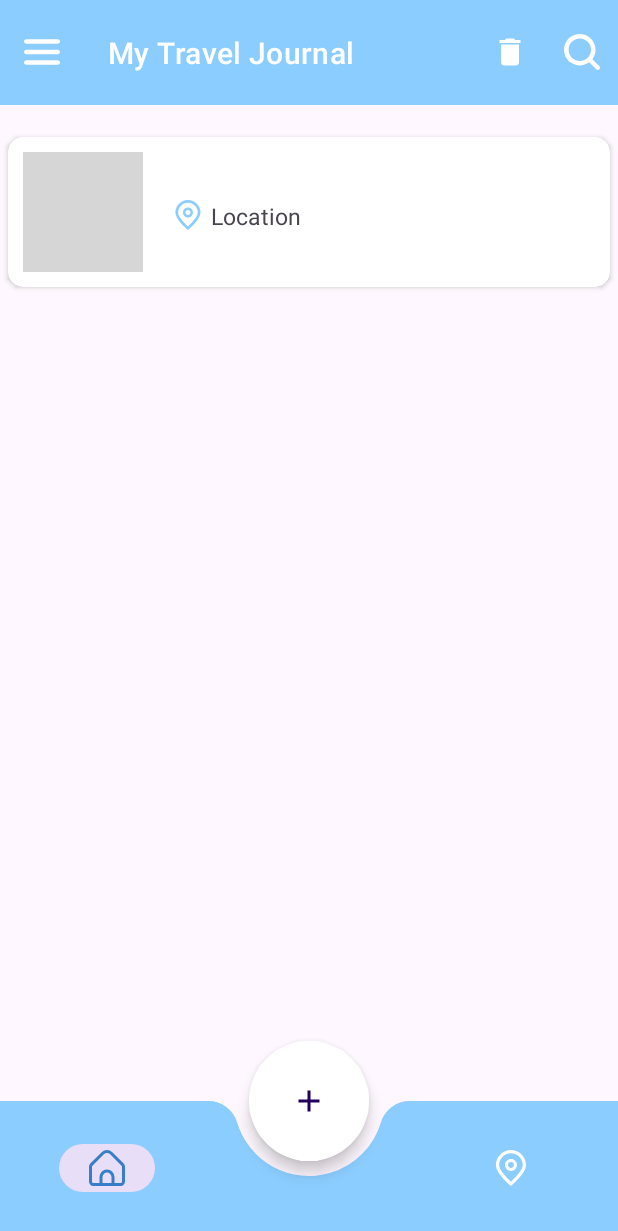
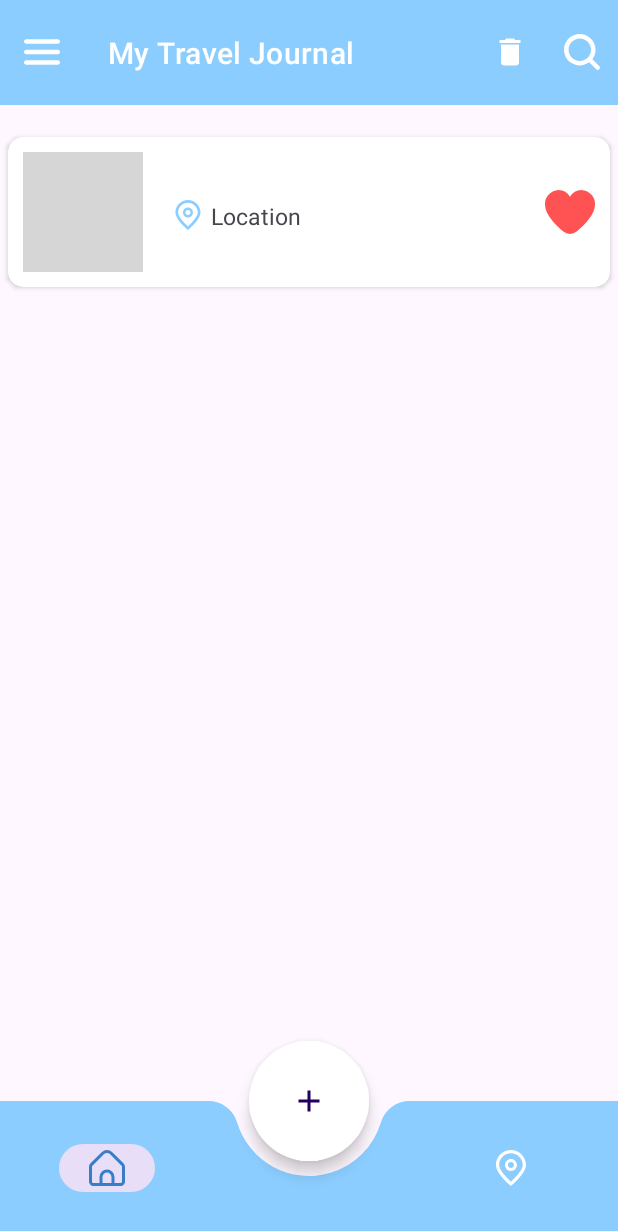
Before and after one commit to ValeriaShaf/Kotlin-Project-Travel-Journal, an Android app: the EditItemFragment screen opened through its navigation route, after a tap on "Finish", on a phone screen of 412 x 824 dp. Shown: the top 1231 px of the screen. Run offline under Robolectric (Android 15) with nearby library versions, the phone set to English and light mode, and no system bars; our stand-ins replace Room's generated code; grey boxes are pictures that could not be loaded.

Commit message:
Changes-favoritesAdded 21.07.24

```diff
--- a/app/src/main/java/com/example/kotlinfinalproject/data/local_db/ItemDataBase.kt
+++ b/app/src/main/java/com/example/kotlinfinalproject/data/local_db/ItemDataBase.kt
@@ -7,7 +7,7 @@ import androidx.room.RoomDatabase
 import androidx.room.migration.Migration
 import com.example.kotlinfinalproject.data.model.Item
 
-@Database(entities = [Item::class], version = 2, exportSchema = false) // Update version to 2
+@Database(entities = [Item::class], version = 3, exportSchema = false) // Update version to 2
 abstract class ItemDataBase : RoomDatabase() {
 
     abstract fun itemsDao(): ItemDao
@@ -24,7 +24,7 @@ abstract class ItemDataBase : RoomDatabase() {
                     ItemDataBase::class.java,
                     "items_db"
                 )
-                    .addMigrations(Migrations.MIGRATION_1_2) // Add migration here
+                    .addMigrations(Migrations.MIGRATION_1_2, Migrations.MIGRATION_2_3) // Add migration here
                     .build()
                 instance = newInstance
                 newInstance
--- a/app/src/main/java/com/example/kotlinfinalproject/data/local_db/Migrations.kt
+++ b/app/src/main/java/com/example/kotlinfinalproject/data/local_db/Migrations.kt
@@ -9,4 +9,10 @@ object Migrations {
             database.execSQL("ALTER TABLE items ADD COLUMN date TEXT")
         }
     }
+    val MIGRATION_2_3 = object : Migration(2, 3) {
+        override fun migrate(database: SupportSQLiteDatabase) {
+            // Add the new column with a default value
+            database.execSQL("ALTER TABLE items ADD COLUMN isFavorite INTEGER DEFAULT 0")
+        }
+    }
 }
--- a/app/src/main/java/com/example/kotlinfinalproject/data/model/Item.kt
+++ b/app/src/main/java/com/example/kotlinfinalproject/data/model/Item.kt
@@ -18,11 +18,16 @@ data class Item(
     @ColumnInfo(name="image")
     val photo: String?,
     @ColumnInfo(name="date")
-    val date: String
+    val date: String,
+    var isFavorite: Boolean = false
 //    @ColumnInfo(name="location")
 //    val location: String
     //val id: String = UUID.randomUUID().toString()
 ):Parcelable{
+
+
+
+
     @IgnoredOnParcel
     @PrimaryKey(autoGenerate = true)
     var id:Int=0
--- a/app/src/main/java/com/example/kotlinfinalproject/ui/ItemAdapter.kt
+++ b/app/src/main/java/com/example/kotlinfinalproject/ui/ItemAdapter.kt
@@ -5,6 +5,7 @@ import android.view.View
 import android.view.ViewGroup
 import androidx.recyclerview.widget.RecyclerView
 import com.bumptech.glide.Glide
+import com.example.kotlinfinalproject.R
 import com.example.kotlinfinalproject.data.model.Item
 import com.example.kotlinfinalproject.databinding.ItemLayoutBinding
 
@@ -14,6 +15,7 @@ class ItemAdapter(private val items: List<Item>, private val listener: ItemListe
     interface ItemListener {
         fun onItemClicked(index: Int)
         fun onItemLongClicked(id: Int )
+        fun onFavoriteClicked(item: Item)
     }
 
     inner class ItemViewHolder(private val binding: ItemLayoutBinding) :
@@ -22,6 +24,10 @@ class ItemAdapter(private val items: List<Item>, private val listener: ItemListe
         init {
             binding.root.setOnClickListener(this)
             binding.root.setOnLongClickListener(this)
+            binding.favoriteBtn.setOnClickListener {
+                val item = items[adapterPosition]
+                listener.onFavoriteClicked(item) // Notify the click event
+            }
         }
 
         override fun onClick(v: View?){
@@ -41,6 +47,9 @@ class ItemAdapter(private val items: List<Item>, private val listener: ItemListe
                 .load(item.photo)
                 .circleCrop()
                 .into(binding.itemImage)
+
+            val favoriteIcon = if (item.isFavorite) R.drawable.heart_filled else R.drawable.heart
+            binding.favoriteBtn.setImageResource(favoriteIcon)
         }
     }
 
--- a/app/src/main/res/layout/item_layout.xml
+++ b/app/src/main/res/layout/item_layout.xml
@@ -21,18 +21,20 @@
         android:id="@+id/item_image"
         android:src="@mipmap/ic_launcher"
         />
-
+    <LinearLayout
+        android:layout_width="match_parent"
+        android:layout_height="wrap_content"
+        android:orientation="horizontal"
+        >
     <LinearLayout
         android:layout_width="match_parent"
         android:layout_height="wrap_content"
         android:orientation="vertical"
-        android:layout_gravity="center"
+        android:layout_weight="1"
         android:layout_marginStart="20dp"
+        android:layout_marginEnd="40dp"
         >
-        <LinearLayout
-            android:layout_width="match_parent"
-            android:layout_height="wrap_content"
-            android:orientation="horizontal">
+
 
     <TextView
         android:layout_width="wrap_content"
@@ -43,7 +45,8 @@
         android:textSize="20sp"
         android:textStyle="bold"
         />
-        </LinearLayout>
+
+
         <LinearLayout
             android:layout_width="wrap_content"
             android:layout_height="wrap_content"
@@ -63,7 +66,7 @@
                 android:paddingStart="5dp"
                 />
 
-        </LinearLayout>
+    </LinearLayout>
 <TextView
     android:layout_width="wrap_content"
     android:layout_height="wrap_content"
@@ -73,5 +76,15 @@
     android:textSize="15sp"
     />
     </LinearLayout>
+        <ImageView
+            android:layout_width="33dp"
+            android:layout_height="33dp"
+            android:src="@drawable/heart"
+            app:tint="@color/red"
+            android:id="@+id/favorite_btn"
+            android:layout_gravity="center"
+            />
+    </LinearLayout>
+
 </LinearLayout>
 </androidx.cardview.widget.CardView>
```
Also changed, not shown: app/src/main/java/com/example/kotlinfinalproject/ui/AllItemsFragment.kt (+11 -0 lines).
